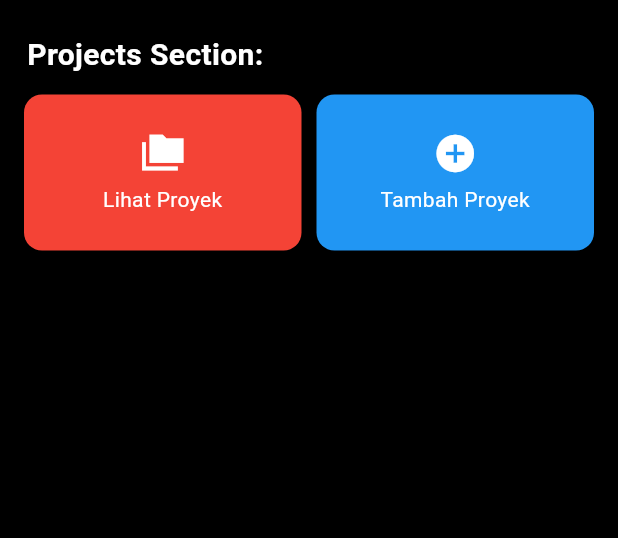
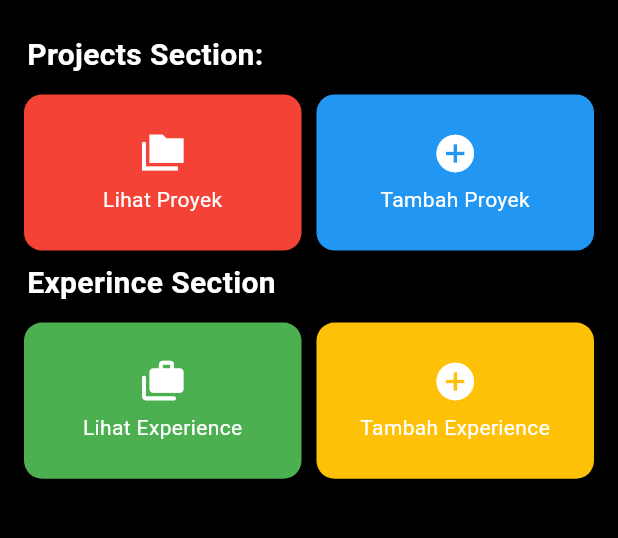
Before and after one commit to Leficullen/myportfolio_mobile, a Flutter app: the screen it shows after launch, on a phone screen of 412 x 824 dp, the part 291-829 px from its top. Run offline on Flutter 3.47's test engine with Material 3 defaults, Android fonts, the phone set to English and light mode, and no system bars.

Commit message:
feat: add experience section with its own grid

```diff
--- a/lib/menu.dart
+++ b/lib/menu.dart
@@ -10,6 +10,11 @@ class MyHomePage extends StatelessWidget {
   final List<ItemHomePage> projectItems = [
     ItemHomePage("Lihat Proyek", Icons.folder_copy_sharp, Colors.red),
     ItemHomePage("Tambah Proyek", Icons.add_circle, Colors.blue),
+  ];
+
+  final List<ItemHomePage> experienceItems = [
+    ItemHomePage("Lihat Experience", Icons.cases_rounded, Colors.green),
+    ItemHomePage("Tambah Experience", Icons.add_circle, Colors.amber),
   ];
 
   @override
@@ -91,6 +96,43 @@ class MyHomePage extends StatelessWidget {
                           crossAxisCount: 2,
                           shrinkWrap: true,
                           children: projectItems.map((ItemHomePage item) {
+                            return ItemCard(item);
+                          }).toList(),
+                        ),
+                      ),
+                    ],
+                  ),
+
+                  Column(
+                    children: [
+                      Padding(
+                        padding: EdgeInsets.only(top: 5),
+                        child: Align(
+                          alignment: Alignment.centerLeft,
+                          child: Container(
+                            padding: EdgeInsets.all(2),
+                            child: const Text(
+                              "Experince Section",
+                              style: TextStyle(
+                                fontWeight: FontWeight.bold,
+                                color: Colors.white,
+                                fontSize: 20,
+                              ),
+                            ),
+                          ),
+                        ),
+                      ),
+                      Container(
+                        padding: EdgeInsets.only(top: 10),
+
+                        child: GridView.count(
+                          primary: true,
+                          childAspectRatio: 16 / 9,
+                          crossAxisSpacing: 10,
+                          mainAxisSpacing: 10,
+                          crossAxisCount: 2,
+                          shrinkWrap: true,
+                          children: experienceItems.map((ItemHomePage item) {
                             return ItemCard(item);
                           }).toList(),
                         ),
```
